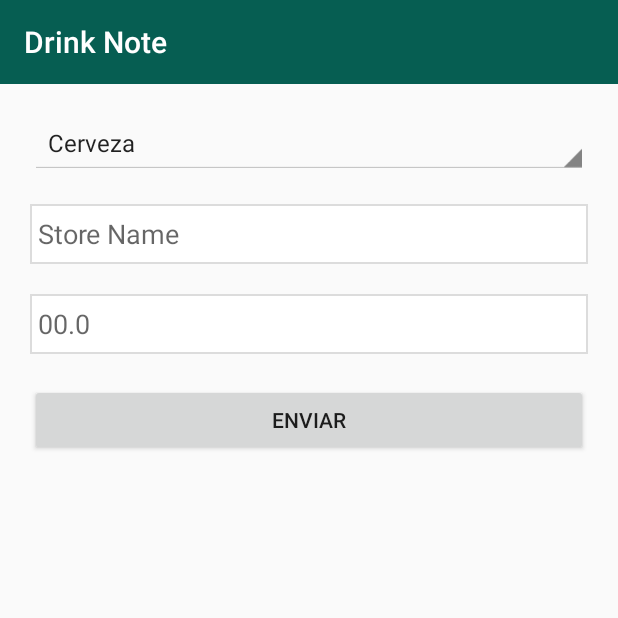
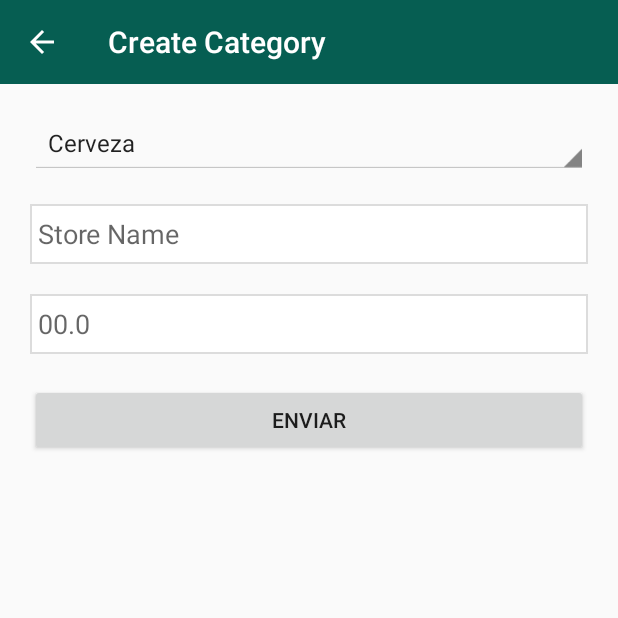
Before and after one commit to Darwing/DrinkNote, an Android app: the CreateCategory screen opened directly, with no data from a screen before it, after a tap on "ENVIAR", on a phone screen of 412 x 824 dp, the top half of it. Run offline under Robolectric (Android 15) with nearby library versions, the phone set to English and light mode, and no system bars.

Commit message:
new changes look and feel and functions

```diff
--- a/app/src/main/AndroidManifest.xml
+++ b/app/src/main/AndroidManifest.xml
@@ -9,8 +9,6 @@
         android:supportsRtl="true"
         android:theme="@style/AppTheme">
 
-       <activity android:name="lb.yiimgo.drinknote.ViewPager.CreateCategory"></activity>
-
         <activity android:name="lb.yiimgo.drinknote.ViewPager.Home">
             <intent-filter>
                 <action android:name="android.intent.action.MAIN" />
@@ -18,6 +16,10 @@
                 <category android:name="android.intent.category.LAUNCHER" />
             </intent-filter>
         </activity>
+        <activity android:name="lb.yiimgo.drinknote.ViewPager.CreateCategory"
+            android:label="@string/create_title"
+
+            android:parentActivityName=".ViewPager.Home"/>
     </application>
 
 </manifest>
--- a/app/src/main/java/lb/yiimgo/drinknote/BackGroundTask.java
+++ b/app/src/main/java/lb/yiimgo/drinknote/BackGroundTask.java
@@ -4,10 +4,12 @@ import android.app.Activity;
 import android.content.Context;
 import android.database.Cursor;
 import android.database.sqlite.SQLiteDatabase;
+import android.media.Image;
 import android.os.AsyncTask;
 import android.util.Log;
 import android.view.View;
 import android.widget.AdapterView;
+import android.widget.ImageView;
 import android.widget.ListView;
 import android.widget.Toast;
 
@@ -25,6 +27,8 @@ public class BackGroundTask extends AsyncTask<String,Category,String> {
     CategoryAdapter categoryAdapter;
     Activity activity;
     ListView listView;
+
+
     public BackGroundTask(Context ctx){
         this.ctx = ctx;
         activity = (Activity) ctx;
--- a/app/src/main/java/lb/yiimgo/drinknote/ViewPager/CreateCategory.java
+++ b/app/src/main/java/lb/yiimgo/drinknote/ViewPager/CreateCategory.java
@@ -5,7 +5,9 @@ import android.database.sqlite.SQLiteDatabase;
 import android.os.Bundle;
 
 import android.support.v7.app.AppCompatActivity;
+
 import android.view.View;
+
 import android.widget.AdapterView;
 import android.widget.ArrayAdapter;
 import android.widget.Button;
@@ -23,11 +25,16 @@ public class CreateCategory extends AppCompatActivity implements AdapterView.OnI
     private EditText name,amount;
     private Spinner category;
     private Spinner spinner;
+    private String categorySelected;
+
     private static final String[] paths = {"Cerveza", "Wisky", "Romo"};
     @Override
     protected void onCreate(Bundle savedInstanceState) {
         super.onCreate(savedInstanceState);
         setContentView(R.layout.fragment_create_category);
+
+        getSupportActionBar().setDisplayHomeAsUpEnabled(true);
+
         spinner = (Spinner)findViewById(R.id.spinner);
         ArrayAdapter<String> adapter = new ArrayAdapter<String>(CreateCategory.this,
                 android.R.layout.simple_spinner_item,paths);
@@ -60,12 +67,11 @@ public class CreateCategory extends AppCompatActivity implements AdapterView.OnI
 
         values.put(Utility.FIELD_NAME, name.getText().toString());
         values.put(Utility.FIELD_AMOUNT, amount.getText().toString());
-        values.put(Utility.FIELD_CATEGORY, "Cerveza");
+        values.put(Utility.FIELD_CATEGORY, categorySelected);
 
+         db.insert(Utility.TABLE_CATEGORY,Utility.FIELD_ID,values);
 
-        Long idResult = db.insert(Utility.TABLE_CATEGORY,Utility.FIELD_ID,values);
-
-        Toast.makeText(getApplicationContext(),"id result: "+ idResult,Toast.LENGTH_SHORT).show();
+       // Toast.makeText(getApplicationContext(),"id result: "+ idResult,Toast.LENGTH_SHORT).show();
         db.close();
     }
 
@@ -73,13 +79,13 @@ public class CreateCategory extends AppCompatActivity implements AdapterView.OnI
     public void onItemSelected(AdapterView<?> adapterView, View view, int position, long l) {
         switch (position) {
             case 0:
-                // Whatever you want to happen when the first item gets selected
+                categorySelected = "Cerveza";
                 break;
             case 1:
-                // Whatever you want to happen when the second item gets selected
+                categorySelected = "Wisky";
                 break;
             case 2:
-                // Whatever you want to happen when the thrid item gets selected
+                categorySelected = "Romo";
                 break;
 
         }
--- a/app/src/main/res/layout/fragment_create_category.xml
+++ b/app/src/main/res/layout/fragment_create_category.xml
@@ -2,6 +2,7 @@
     xmlns:tools="http://schemas.android.com/tools"
     android:layout_width="match_parent"
     android:layout_height="match_parent"
+
     android:layout_margin="20dp"
     android:orientation="vertical"
     tools:context="lb.yiimgo.drinknote.ViewPager.CreateCategory">
--- a/app/src/main/res/values/strings.xml
+++ b/app/src/main/res/values/strings.xml
@@ -27,6 +27,8 @@
     <string name="send_data">Enviar</string>
     <string name="cerveza">nulo</string>
     <string name="delete">Delete</string>
+    <string name="create_title">Create Category</string>
+    <string name="money">bg_monery</string>
 
 
 </resources>
```
Also changed, not shown: app/src/main/java/lb/yiimgo/drinknote/CategoryAdapter.java (+24 -1 lines), app/src/main/java/lb/yiimgo/drinknote/Fragment/CategoryFragment.java (+1 -6 lines), app/src/main/java/lb/yiimgo/drinknote/ViewPager/Home.java (+1 -14 lines).
